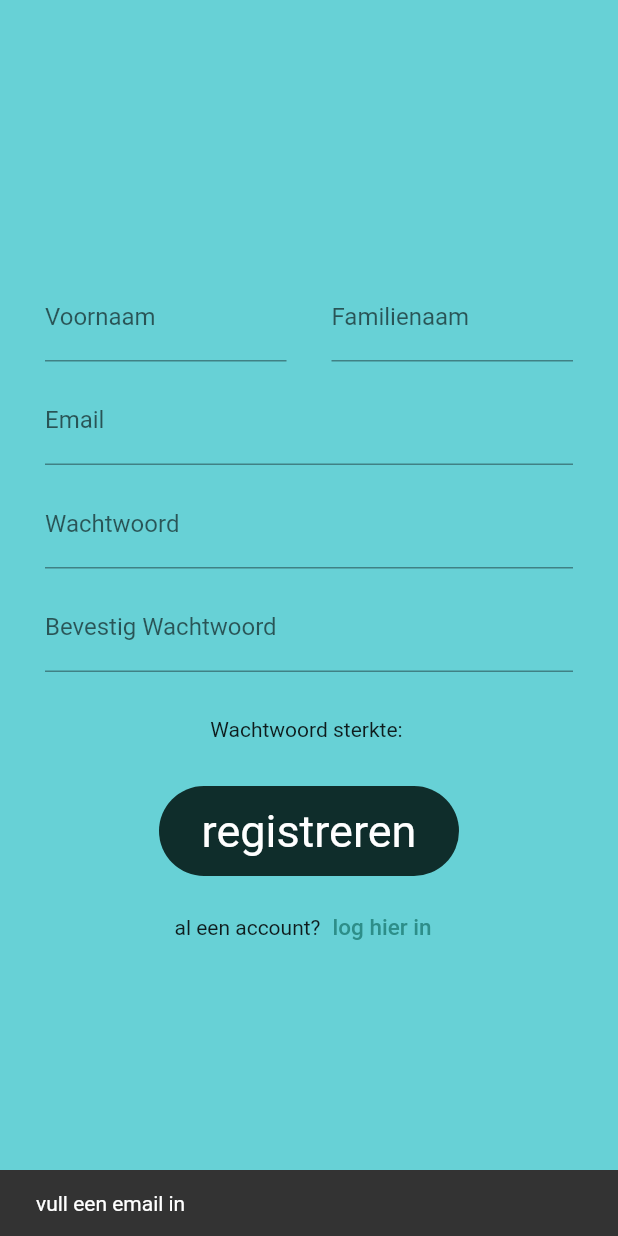
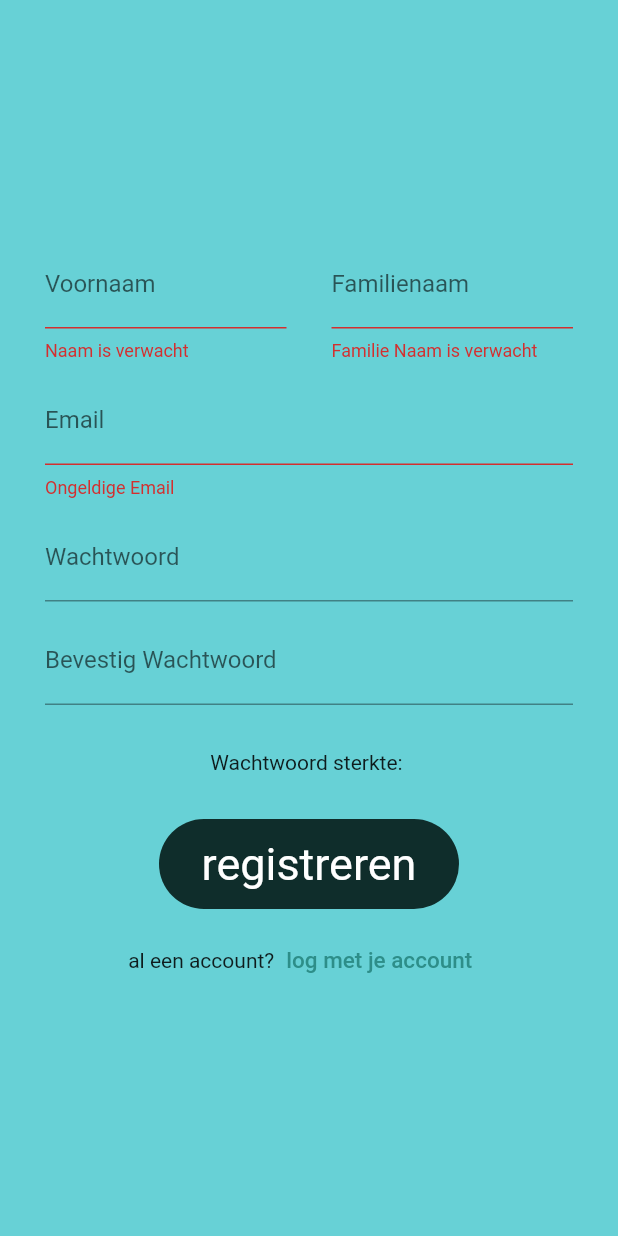
Before and after one commit to Lenaerts-Nestor/Project_Mobile_Development, a Flutter app: the RegisterPage screen opened directly, after a tap on "registreren", on a phone screen of 412 x 824 dp. Run offline on Flutter 3.47's test engine with Material 2 defaults, Android fonts, the light colour scheme and no system bars; our stand-ins replace cloud_firestore, firebase_auth, firebase_core, flutter_map, flutter_svg, geolocator and 3 more; missing offline and left inert: osm_nominatim; accounts and stored records are empty.

Commit message:
refactoren van register page

```diff
--- a/lib/components/custom_button.dart
+++ b/lib/components/custom_button.dart
@@ -10,7 +10,7 @@ class BlackButton extends StatelessWidget {
     Key? key,
     required this.text,
     required this.onPressed,
-    this.isRed = true,
+    this.isRed = true, MaterialColor? color,
   }) : super(key: key);
 
   @override
--- a/lib/pages/login-register/register/register_page.dart
+++ b/lib/pages/login-register/register/register_page.dart
@@ -1,12 +1,18 @@
-// ignore_for_file: use_build_context_synchronously, avoid_print
+// ignore_for_file: use_build_context_synchronously
 
 import 'package:flutter/material.dart';
 import 'package:parkflow/components/style/designStyle.dart';
 import 'package:parkflow/pages/home/home_page.dart';
 import 'package:parkflow/pages/login-register/auth_services.dart';
 import 'package:parkflow/pages/login-register/login/login_page.dart';
-import 'package:parkflow/components/custom_button.dart'; //test
-import 'package:parkflow/components/custom_text_button.dart'; //test
+import 'package:parkflow/components/custom_button.dart';
+import 'package:parkflow/components/custom_text_button.dart';
+import 'package:parkflow/pages/login-register/register/services/email_service.dart';
+//import van de services/widgets van register
+import '../register/services/familyname_service.dart';
+import '../register/services/name_service.dart';
+import '../register/services/password_confirm_service.dart';
+import '../register/services/password_service.dart';
 
 class RegisterPage extends StatefulWidget {
   const RegisterPage({Key? key}) : super(key: key);
@@ -23,11 +29,18 @@ class _SignUpPageState extends State<RegisterPage> {
   final familyNameController = TextEditingController();
 
   String _passwordStrength = '';
+  bool _areFieldsValid = false;
+  final _formKey = GlobalKey<FormState>();
 
   @override
   void initState() {
     super.initState();
     passwordController.addListener(_checkPasswordStrength);
+    emailController.addListener(_checkFormValidity);
+    passwordController.addListener(_checkFormValidity);
+    confirmPasswordController.addListener(_checkFormValidity);
+    nameController.addListener(_checkFormValidity);
+    familyNameController.addListener(_checkFormValidity);
   }
 
   @override
@@ -40,6 +53,7 @@ class _SignUpPageState extends State<RegisterPage> {
     super.dispose();
   }
 
+//wachtwoord lengte controller
   void _checkPasswordStrength() {
     final length = passwordController.text.length;
     setState(() {
@@ -53,51 +67,58 @@ class _SignUpPageState extends State<RegisterPage> {
     });
   }
 
-  @override
-  Widget build(BuildContext context) {
-    return Scaffold(
-      body: SafeArea(
-        child: Padding(
-          padding: const EdgeInsets.all(padding),
-          child: Column(
-            mainAxisAlignment: MainAxisAlignment.center,
-            children: [
-              Row(
-                children: [
-                  Expanded(
-                    child: _buildTextField(
-                        nameController, 'Voornaam', TextInputAction.next,
-                        obscureText: false),
-                  ),
-                  const SizedBox(width: padding),
-                  Expanded(
-                    child: _buildTextField(
-                      familyNameController,
-                      'Familienaam',
-                      TextInputAction.next,
-                      obscureText: false,
-                    ),
-                  ),
-                ],
-              ),
-              const SizedBox(height: verticalSpacing1),
-              _buildTextField(emailController, 'Email', TextInputAction.next,
-                  obscureText: false),
-              const SizedBox(height: verticalSpacing1),
-              _buildTextField(
-                  passwordController, 'Wachtwoord', TextInputAction.next,
-                  obscureText: true),
-              const SizedBox(height: verticalSpacing1),
-              _buildTextField(confirmPasswordController, 'Bevestig Wachtwoord',
-                  TextInputAction.done,
-                  obscureText: true),
-              const SizedBox(height: verticalSpacing2),
-              Text('Wachtwoord sterkte: $_passwordStrength'),
-              const SizedBox(height: verticalSpacing2),
-              BlackButton(
-                onPressed: _passwordStrength == 'zwak'
-                    ? null
-                    : () async {
+//controleer validatie voor de knop
+  void _checkFormValidity() {
+    setState(() {
+      _areFieldsValid = emailController.text.isNotEmpty &&
+          passwordController.text.isNotEmpty &&
+          confirmPasswordController.text.isNotEmpty &&
+          _passwordStrength != 'zwak' &&
+          nameController.text.isNotEmpty;
+    });
+  }
+
+//email validator:
+  String? _emailValidator(String? value) {
+    if (value == null || !value.contains('@') || !value.contains('.')) {
+      return 'Ongeldige Email';
+    }
+    return null;
+  }
+
+//wachtwoord validator:
+  String? _passwordValidator(String? value) {
+    if (value == null || _passwordStrength == 'zwak') {
+      return 'Zwakke Wachtwoord';
+    }
+    return null;
+  }
+
+  String? _confirmPasswordValidator(String? value) {
+    if (value == null || value != passwordController.text) {
+      return 'wachtwoorden zijn niet gelijkt';
+    }
+    return null;
+  }
+
+//naam validator:
+  String? _nameValidator(String? value) {
+    if (value == null || value.isEmpty) {
+      return 'Naam is verwacht';
+    }
+    return null;
+  }
+
+//familie naam validator
+  String? _familyNameValidator(String? value) {
+    if (value == null || value.isEmpty) {
+      return 'Familie Naam is verwacht';
+    }
+    return null;
+  }
+
+//zet de user in de database methode op basis van mijn methode register Account.
+  void _registerUser(BuildContext context) async {
     final name = nameController.text;
     final familyName = familyNameController.text;
     final result = await registerAccount(
@@ -105,8 +126,7 @@ class _SignUpPageState extends State<RegisterPage> {
       familyName: familyName,
       email: emailController.text.trim(),
       password: passwordController.text.trim(),
-                          confirmPassword:
-                              confirmPasswordController.text.trim(),
+      confirmPassword: confirmPasswordController.text.trim(),
       context: context,
     );
 
@@ -117,8 +137,61 @@ class _SignUpPageState extends State<RegisterPage> {
         ),
       );
     }
+  }
+
+  @override
+  Widget build(BuildContext context) {
+    return Scaffold(
+      body: SafeArea(
+        child: Padding(
+          padding: const EdgeInsets.all(padding),
+          child: Form(
+            key: _formKey,
+            child: Column(
+              mainAxisAlignment: MainAxisAlignment.center,
+              children: [
+                Row(
+                  children: [
+                    Expanded(
+                      child: NameTextField(
+                          controller: nameController,
+                          validator: _nameValidator),
+                    ),
+                    const SizedBox(width: padding),
+                    Expanded(
+                      child: FamilyNameTextField(
+                        controller: familyNameController,
+                        validator: _familyNameValidator,
+                      ),
+                    ),
+                  ],
+                ),
+                const SizedBox(height: verticalSpacing1),
+                EmailTextField(
+                  controller: emailController,
+                  validator: _emailValidator,
+                ),
+                const SizedBox(height: verticalSpacing1),
+                PasswordTextField(
+                  controller: passwordController,
+                  validator: _passwordValidator,
+                ),
+                const SizedBox(height: verticalSpacing1),
+                ConfirmPasswordTextField(
+                  controller: confirmPasswordController,
+                  validator: _confirmPasswordValidator,
+                ),
+                const SizedBox(height: verticalSpacing2),
+                Text('Wachtwoord sterkte: $_passwordStrength'),
+                const SizedBox(height: verticalSpacing2),
+                BlackButton(
+                  onPressed: () {
+                    if (_formKey.currentState!.validate()) {
+                      _registerUser(context);
+                    }
                   },
                   text: 'registreren',
+                  color: _areFieldsValid ? null : Colors.grey,
                 ),
                 const SizedBox(height: verticalSpacing1),
                 Row(
@@ -133,30 +206,15 @@ class _SignUpPageState extends State<RegisterPage> {
                           ),
                         );
                       },
-                    text: 'log hier in',
-                  )
+                      text: 'log met je account ',
+                    ),
                   ],
-              )
+                ),
               ],
+            ),
           ),
         ),
       ),
     );
   }
-
-  Widget _buildTextField(
-    TextEditingController controller,
-    String labelText,
-    TextInputAction textInputAction, {
-    bool obscureText = false,
-  }) {
-    return TextField(
-      controller: controller,
-      textInputAction: textInputAction,
-      decoration: InputDecoration(
-        labelText: labelText,
-      ),
-      obscureText: obscureText,
-    );
 }
-}
--- /dev/null
+++ b/lib/pages/login-register/register/services/email_service.dart
@@ -0,0 +1,22 @@
+import 'package:flutter/material.dart';
+
+class EmailTextField extends StatelessWidget {
+  final TextEditingController controller;
+  final String? Function(String?) validator;
+
+  const EmailTextField(
+      {Key? key, required this.controller, required this.validator})
+      : super(key: key);
+
+  @override
+  Widget build(BuildContext context) {
+    return TextFormField(
+      controller: controller,
+      textInputAction: TextInputAction.next,
+      decoration: const InputDecoration(
+        labelText: 'Email',
+      ),
+      validator: validator,
+    );
+  }
+}
--- /dev/null
+++ b/lib/pages/login-register/register/services/familyname_service.dart
@@ -0,0 +1,22 @@
+import 'package:flutter/material.dart';
+
+class FamilyNameTextField extends StatelessWidget {
+  final TextEditingController controller;
+  final String? Function(String?) validator;
+
+  const FamilyNameTextField(
+      {Key? key, required this.controller, required this.validator})
+      : super(key: key);
+
+  @override
+  Widget build(BuildContext context) {
+    return TextFormField(
+      controller: controller,
+      textInputAction: TextInputAction.next,
+      decoration: const InputDecoration(
+        labelText: 'Familienaam',
+      ),
+      validator: validator,
+    );
+  }
+}
--- /dev/null
+++ b/lib/pages/login-register/register/services/name_service.dart
@@ -0,0 +1,22 @@
+import 'package:flutter/material.dart';
+
+class NameTextField extends StatelessWidget {
+  final TextEditingController controller;
+  final String? Function(String?) validator;
+
+  const NameTextField(
+      {Key? key, required this.controller, required this.validator})
+      : super(key: key);
+
+  @override
+  Widget build(BuildContext context) {
+    return TextFormField(
+      controller: controller,
+      textInputAction: TextInputAction.next,
+      decoration: const InputDecoration(
+        labelText: 'Voornaam',
+      ),
+      validator: validator,
+    );
+  }
+}
--- /dev/null
+++ b/lib/pages/login-register/register/services/password_confirm_service.dart
@@ -0,0 +1,21 @@
+import 'package:flutter/material.dart';
+
+class ConfirmPasswordTextField extends StatelessWidget {
+  final TextEditingController controller;
+  final String? Function(String?) validator;
+
+  const ConfirmPasswordTextField({Key? key, required this.controller, required this.validator}) : super(key: key);
+
+  @override
+  Widget build(BuildContext context) {
+    return TextFormField(
+      controller: controller,
+      textInputAction: TextInputAction.done,
+      decoration: const InputDecoration(
+        labelText: 'Bevestig Wachtwoord',
+      ),
+      obscureText: true,
+      validator: validator,
+    );
+  }
+}
--- /dev/null
+++ b/lib/pages/login-register/register/services/password_service.dart
@@ -0,0 +1,23 @@
+import 'package:flutter/material.dart';
+
+class PasswordTextField extends StatelessWidget {
+  final TextEditingController controller;
+  final String? Function(String?) validator;
+
+  const PasswordTextField(
+      {Key? key, required this.controller, required this.validator})
+      : super(key: key);
+
+  @override
+  Widget build(BuildContext context) {
+    return TextFormField(
+      controller: controller,
+      textInputAction: TextInputAction.next,
+      decoration: const InputDecoration(
+        labelText: 'Wachtwoord',
+      ),
+      obscureText: true,
+      validator: validator,
+    );
+  }
+}
--- a/pubspec.yaml
+++ b/pubspec.yaml
@@ -24,6 +24,7 @@ dependencies:
   osm_nominatim: ^2.0.1
   geocoding: ^2.1.0
   rxdart: ^0.27.7
+  flutter_pw_validator: ^1.5.0
 
 
 dev_dependencies:
```
Also changed, not shown: pubspec.lock, 1 other file. Lines whose indentation alone changed are shown as unchanged.
